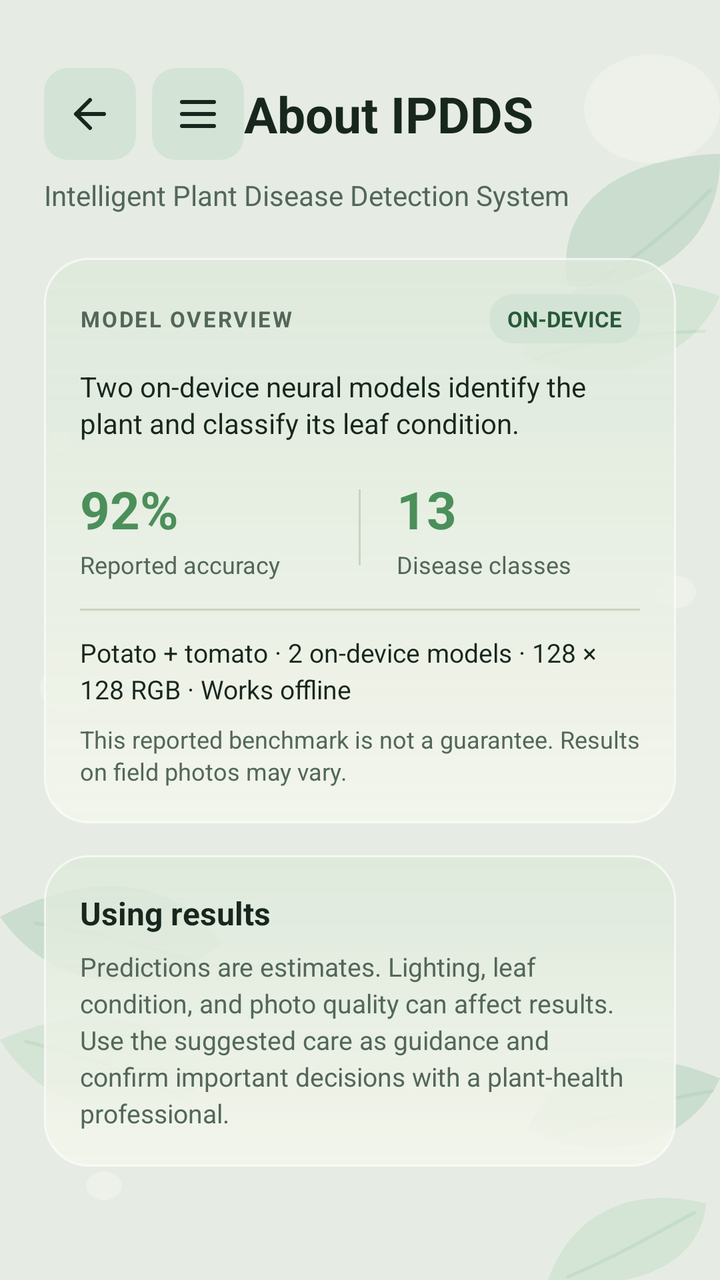
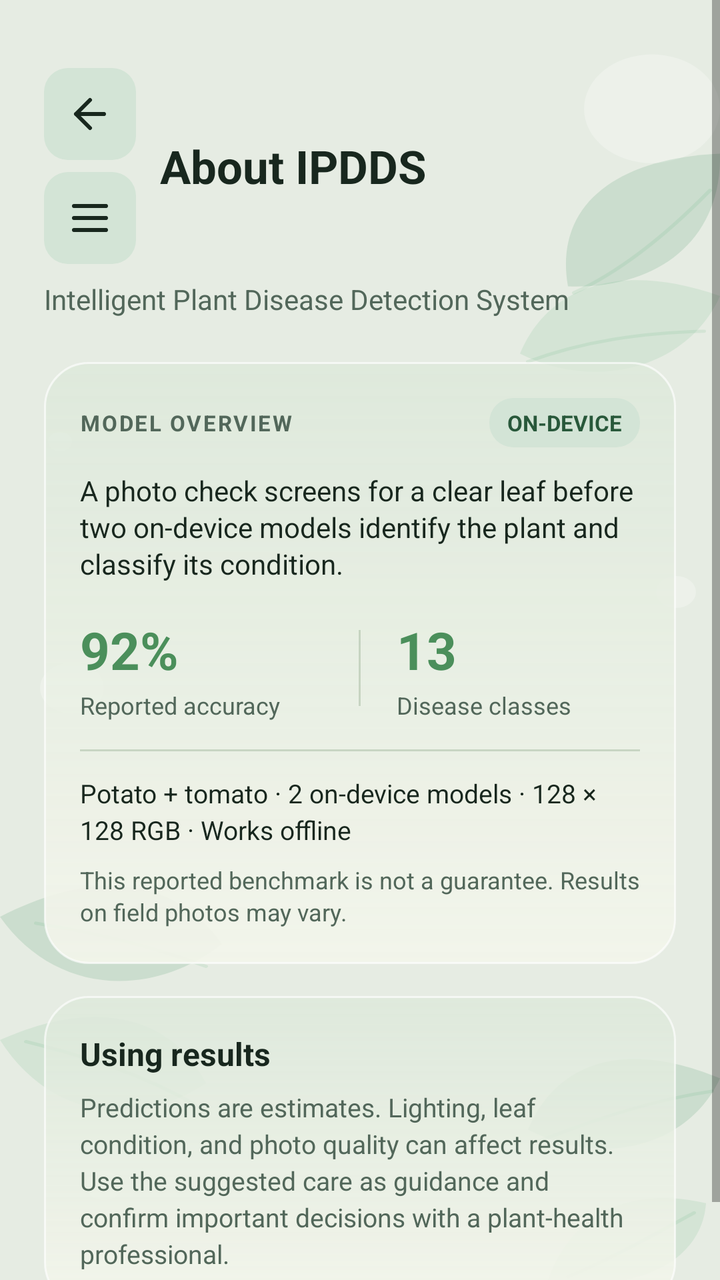

Screens rendered from an Android XML layout before and after an edit, with the pre-edit source and the edit as a unified diff.
<!-- AndroidManifest.xml: application theme AppTheme -->
<!-- res/layout/page_about.xml -->
<ScrollView xmlns:android="http://schemas.android.com/apk/res/android"
    android:layout_width="match_parent"
    android:layout_height="match_parent"
    android:background="@drawable/plant_wallpaper"
    android:clipToPadding="false"
    android:fillViewport="true">

    <LinearLayout
        android:layout_width="match_parent"
        android:layout_height="wrap_content"
        android:orientation="vertical"
        android:paddingStart="22dp"
        android:paddingTop="34dp"
        android:paddingEnd="22dp"
        android:paddingBottom="28dp">

        <LinearLayout
            android:layout_width="match_parent"
            android:layout_height="wrap_content"
            android:gravity="center_vertical"
            android:orientation="horizontal">

            <ImageButton
                android:id="@+id/about_back"
                android:layout_width="46dp"
                android:layout_height="46dp"
                android:background="@drawable/crop_hint_badge"
                android:contentDescription="@string/back_previous_page"
                android:padding="11dp"
                android:src="@drawable/ic_back"
                android:tint="@color/text_primary" />

            <ImageButton
                android:id="@+id/about_open_drawer"
                android:layout_width="46dp"
                android:layout_height="46dp"
                android:layout_marginStart="8dp"
                android:background="@drawable/crop_hint_badge"
                android:contentDescription="@string/open_navigation"
                android:padding="11dp"
                android:src="@drawable/ic_menu"
                android:tint="@color/text_primary" />

            <TextView
                android:layout_width="0dp"
                android:layout_height="wrap_content"
                android:layout_weight="1"
                android:text="@string/about_title"
                android:textColor="@color/text_primary"
                android:textSize="25sp"
                android:textStyle="bold" />
        </LinearLayout>

        <TextView
            android:layout_width="match_parent"
            android:layout_height="wrap_content"
            android:layout_marginTop="8dp"
            android:lineSpacingExtra="3dp"
            android:text="@string/about_intro"
            android:textColor="@color/text_secondary"
            android:textSize="14sp" />

        <LinearLayout
            android:layout_width="match_parent"
            android:layout_height="wrap_content"
            android:layout_marginTop="22dp"
            android:background="@drawable/result_panel"
            android:orientation="vertical"
            android:padding="18dp">

            <LinearLayout
                android:layout_width="match_parent"
                android:layout_height="wrap_content"
                android:gravity="center_vertical"
                android:orientation="horizontal">

                <TextView
                    android:layout_width="0dp"
                    android:layout_height="wrap_content"
                    android:layout_weight="1"
                    android:letterSpacing="0.08"
                    android:text="@string/model_card_title"
                    android:textColor="@color/text_secondary"
                    android:textSize="11sp"
                    android:textStyle="bold" />

                <TextView
                    android:layout_width="wrap_content"
                    android:layout_height="wrap_content"
                    android:background="@drawable/crop_hint_badge"
                    android:paddingStart="9dp"
                    android:paddingTop="5dp"
                    android:paddingEnd="9dp"
                    android:paddingBottom="5dp"
                    android:text="@string/model_active_badge"
                    android:textColor="@color/text_accent"
                    android:textSize="11sp"
                    android:textStyle="bold" />
            </LinearLayout>

            <TextView
                android:layout_width="match_parent"
                android:layout_height="wrap_content"
                android:layout_marginTop="12dp"
                android:lineSpacingExtra="2dp"
                android:text="@string/about_model_summary"
                android:textColor="@color/text_primary"
                android:textSize="14sp" />

            <LinearLayout
                android:layout_width="match_parent"
                android:layout_height="wrap_content"
                android:layout_marginTop="16dp"
                android:gravity="center_vertical"
                android:orientation="horizontal">

                <LinearLayout
                    android:layout_width="0dp"
                    android:layout_height="wrap_content"
                    android:layout_weight="1"
                    android:orientation="vertical">

                    <TextView
                        android:layout_width="wrap_content"
                        android:layout_height="wrap_content"
                        android:text="@string/model_accuracy_value"
                        android:textColor="@color/color_accent"
                        android:textSize="26sp"
                        android:textStyle="bold" />

                    <TextView
                        android:layout_width="wrap_content"
                        android:layout_height="wrap_content"
                        android:layout_marginTop="2dp"
                        android:text="@string/model_accuracy_label"
                        android:textColor="@color/text_secondary"
                        android:textSize="12sp" />
                </LinearLayout>

                <View
                    android:layout_width="1dp"
                    android:layout_height="38dp"
                    android:background="@color/model_info_divider" />

                <LinearLayout
                    android:layout_width="0dp"
                    android:layout_height="wrap_content"
                    android:layout_weight="1"
                    android:orientation="vertical"
                    android:paddingStart="18dp"
                    android:paddingEnd="0dp">

                    <TextView
                        android:layout_width="wrap_content"
                        android:layout_height="wrap_content"
                        android:text="@string/model_class_count"
                        android:textColor="@color/color_accent"
                        android:textSize="26sp"
                        android:textStyle="bold" />

                    <TextView
                        android:layout_width="wrap_content"
                        android:layout_height="wrap_content"
                        android:layout_marginTop="2dp"
                        android:text="@string/model_class_label"
                        android:textColor="@color/text_secondary"
                        android:textSize="12sp" />
                </LinearLayout>
            </LinearLayout>

            <View
                android:layout_width="match_parent"
                android:layout_height="1dp"
                android:layout_marginTop="14dp"
                android:background="@color/model_info_divider" />

            <TextView
                android:layout_width="match_parent"
                android:layout_height="wrap_content"
                android:layout_marginTop="12dp"
                android:lineSpacingExtra="3dp"
                android:text="@string/model_card_details"
                android:textColor="@color/text_primary"
                android:textSize="13sp" />

            <TextView
                android:layout_width="match_parent"
                android:layout_height="wrap_content"
                android:layout_marginTop="8dp"
                android:lineSpacingExtra="2dp"
                android:text="@string/model_accuracy_note"
                android:textColor="@color/text_secondary"
                android:textSize="12sp" />
        </LinearLayout>

        <LinearLayout
            android:layout_width="match_parent"
            android:layout_height="wrap_content"
            android:layout_marginTop="16dp"
            android:background="@drawable/result_panel"
            android:orientation="vertical"
            android:padding="18dp">

            <TextView
                android:layout_width="match_parent"
                android:layout_height="wrap_content"
                android:text="@string/about_guidance_title"
                android:textColor="@color/text_primary"
                android:textSize="16sp"
                android:textStyle="bold" />

            <TextView
                android:layout_width="match_parent"
                android:layout_height="wrap_content"
                android:layout_marginTop="7dp"
                android:lineSpacingExtra="3dp"
                android:text="@string/about_guidance"
                android:textColor="@color/text_secondary"
                android:textSize="13sp" />
        </LinearLayout>
    </LinearLayout>
</ScrollView>
<!-- resources referenced by this layout -->
<resources>
  <color name="color_accent">#4B8F5B</color>
  <color name="model_info_divider">#55829B7B</color>
  <color name="text_accent">#28583A</color>
  <color name="text_primary">#18271E</color>
  <color name="text_secondary">#52675A</color>
  <!-- drawable crop_hint_badge (drawable) -->
  <shape xmlns:android="http://schemas.android.com/apk/res/android">
      <solid android:color="@color/surface_secondary" />
      <corners android:radius="12dp" />
  </shape>
  <!-- drawable ic_back (drawable) -->
  <vector xmlns:android="http://schemas.android.com/apk/res/android"
      android:width="24dp"
      android:height="24dp"
      android:viewportWidth="24"
      android:viewportHeight="24">
      <path
          android:fillColor="@android:color/transparent"
          android:pathData="M19,12 L5,12 M5,12 L12,5 M5,12 L12,19"
          android:strokeColor="#FFFFFFFF"
          android:strokeLineCap="round"
          android:strokeLineJoin="round"
          android:strokeWidth="2" />
  </vector>
  <!-- drawable ic_menu (drawable) -->
  <vector xmlns:android="http://schemas.android.com/apk/res/android"
      android:width="24dp"
      android:height="24dp"
      android:viewportWidth="24"
      android:viewportHeight="24">
      <path
          android:fillColor="@android:color/transparent"
          android:pathData="M4,6 L20,6 M4,12 L20,12 M4,18 L20,18"
          android:strokeColor="#FFFFFFFF"
          android:strokeLineCap="round"
          android:strokeWidth="2" />
  </vector>
  <!-- drawable result_panel (drawable) -->
  <shape xmlns:android="http://schemas.android.com/apk/res/android">
      <gradient
          android:angle="90"
          android:endColor="@color/glass_surface_bottom"
          android:startColor="@color/glass_surface_top" />
      <corners android:radius="22dp" />
      <stroke
          android:width="1dp"
          android:color="@color/glass_border" />
  </shape>
  <string name="about_guidance">Predictions are estimates. Lighting, leaf condition, and photo quality can affect results. Use the suggested care as guidance and confirm important decisions with a plant-health professional.</string>
  <string name="about_guidance_title">Using results</string>
  <string name="about_intro">Intelligent Plant Disease Detection System</string>
  <string name="about_model_summary">Two on-device neural models identify the plant and classify its leaf condition.</string>
  <string name="about_title">About IPDDS</string>
  <string name="back_previous_page">Back to previous page</string>
  <string name="model_accuracy_label">Reported accuracy</string>
  <string name="model_accuracy_note">This reported benchmark is not a guarantee. Results on field photos may vary.</string>
  <string name="model_accuracy_value">92%</string>
  <string name="model_active_badge">ON-DEVICE</string>
  <string name="model_card_details">Potato + tomato · 2 on-device models · 128 × 128 RGB · Works offline</string>
  <string name="model_card_title">MODEL OVERVIEW</string>
  <string name="model_class_count">13</string>
  <string name="model_class_label">Disease classes</string>
  <string name="open_navigation">Open navigation menu</string>
  <style name="AppTheme" parent="android:style/Theme.Material.Light.NoActionBar">
          <item name="android:fontFamily">sans-serif</item>
          <item name="android:colorAccent">@color/color_accent</item>
          <item name="android:statusBarColor">@color/screen_background</item>
          <item name="android:navigationBarColor">@color/screen_background</item>
          <item name="android:windowLightStatusBar">true</item>
          <item name="android:windowActionModeOverlay">true</item>
          <item name="android:windowBackground">@color/screen_background</item>
      </style>
  <color name="surface_secondary">#D3E4D6</color>
  <color name="glass_surface_bottom">#CFDCE8DA</color>
  <color name="glass_surface_top">#EAF3F5EB</color>
  <color name="glass_border">#A8FFFFFF</color>
  <color name="screen_background">#E6ECE3</color>
  <!-- unchanged entries left out for length: 1 -->
</resources>

<!-- the commit's change to res/layout/page_about.xml (unified diff, before → after) -->
@@ -20,26 +20,32 @@
             android:gravity="center_vertical"
             android:orientation="horizontal">
 
-            <ImageButton
-                android:id="@+id/about_back"
+            <LinearLayout
                 android:layout_width="46dp"
-                android:layout_height="46dp"
-                android:background="@drawable/crop_hint_badge"
-                android:contentDescription="@string/back_previous_page"
-                android:padding="11dp"
-                android:src="@drawable/ic_back"
-                android:tint="@color/text_primary" />
-
-            <ImageButton
-                android:id="@+id/about_open_drawer"
-                android:layout_width="46dp"
-                android:layout_height="46dp"
-                android:layout_marginStart="8dp"
-                android:background="@drawable/crop_hint_badge"
-                android:contentDescription="@string/open_navigation"
-                android:padding="11dp"
-                android:src="@drawable/ic_menu"
-                android:tint="@color/text_primary" />
+                android:layout_height="wrap_content"
+                android:orientation="vertical">
+
+                <ImageButton
+                    android:id="@+id/about_back"
+                    android:layout_width="46dp"
+                    android:layout_height="46dp"
+                    android:background="@drawable/crop_hint_badge"
+                    android:contentDescription="@string/back_previous_page"
+                    android:padding="11dp"
+                    android:src="@drawable/ic_back"
+                    android:tint="@color/text_primary" />
+
+                <ImageButton
+                    android:id="@+id/about_open_drawer"
+                    android:layout_width="46dp"
+                    android:layout_height="46dp"
+                    android:layout_marginTop="6dp"
+                    android:background="@drawable/crop_hint_badge"
+                    android:contentDescription="@string/open_navigation"
+                    android:padding="11dp"
+                    android:src="@drawable/ic_menu"
+                    android:tint="@color/text_primary" />
+            </LinearLayout>
 
             <TextView
                 android:layout_width="0dp"
@@ -47,7 +53,9 @@
                 android:layout_weight="1"
                 android:text="@string/about_title"
                 android:textColor="@color/text_primary"
-                android:textSize="25sp"
+                android:textSize="23sp"
+                android:paddingStart="12dp"
+                android:paddingEnd="0dp"
                 android:textStyle="bold" />
         </LinearLayout>
 
<!-- resource entries referenced after the edit -->
@@ -51,7 +51,7 @@
   <string name="about_guidance">Predictions are estimates. Lighting, leaf condition, and photo quality can affect results. Use the suggested care as guidance and confirm important decisions with a plant-health professional.</string>
   <string name="about_guidance_title">Using results</string>
   <string name="about_intro">Intelligent Plant Disease Detection System</string>
-  <string name="about_model_summary">Two on-device neural models identify the plant and classify its leaf condition.</string>
+  <string name="about_model_summary">A photo check screens for a clear leaf before two on-device models identify the plant and classify its condition.</string>
   <string name="about_title">About IPDDS</string>
   <string name="back_previous_page">Back to previous page</string>
   <string name="model_accuracy_label">Reported accuracy</string>
